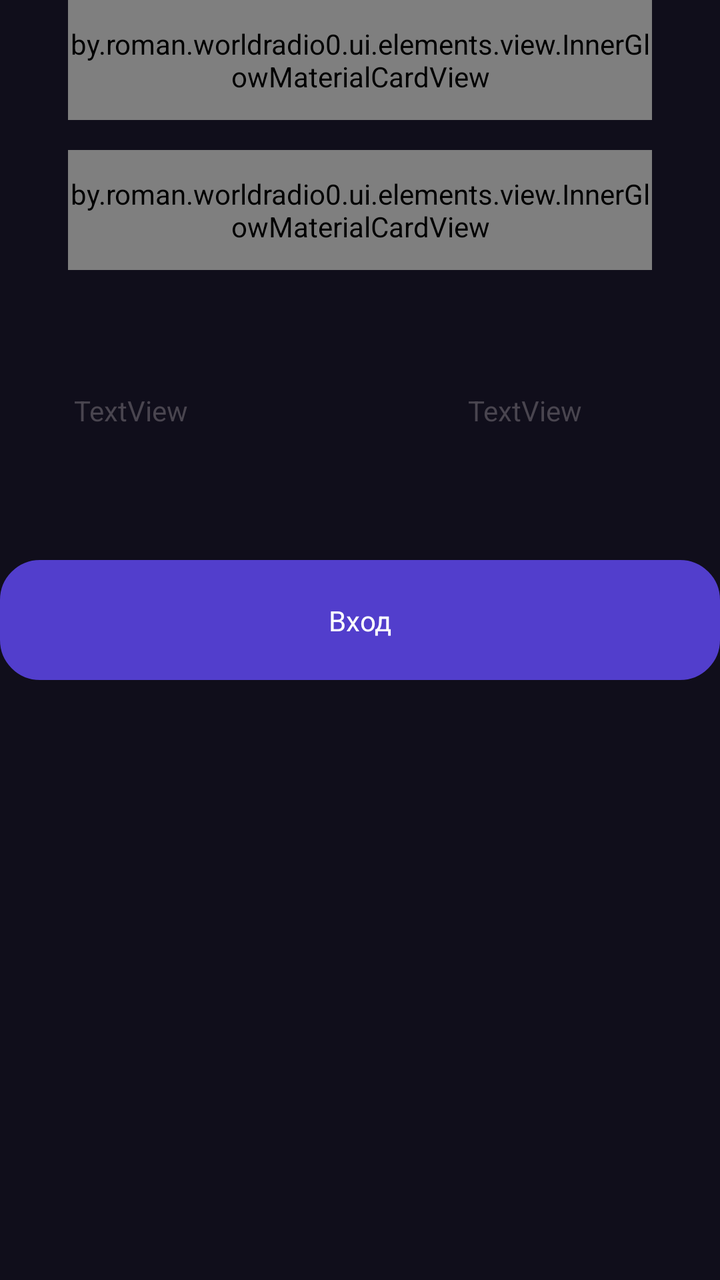
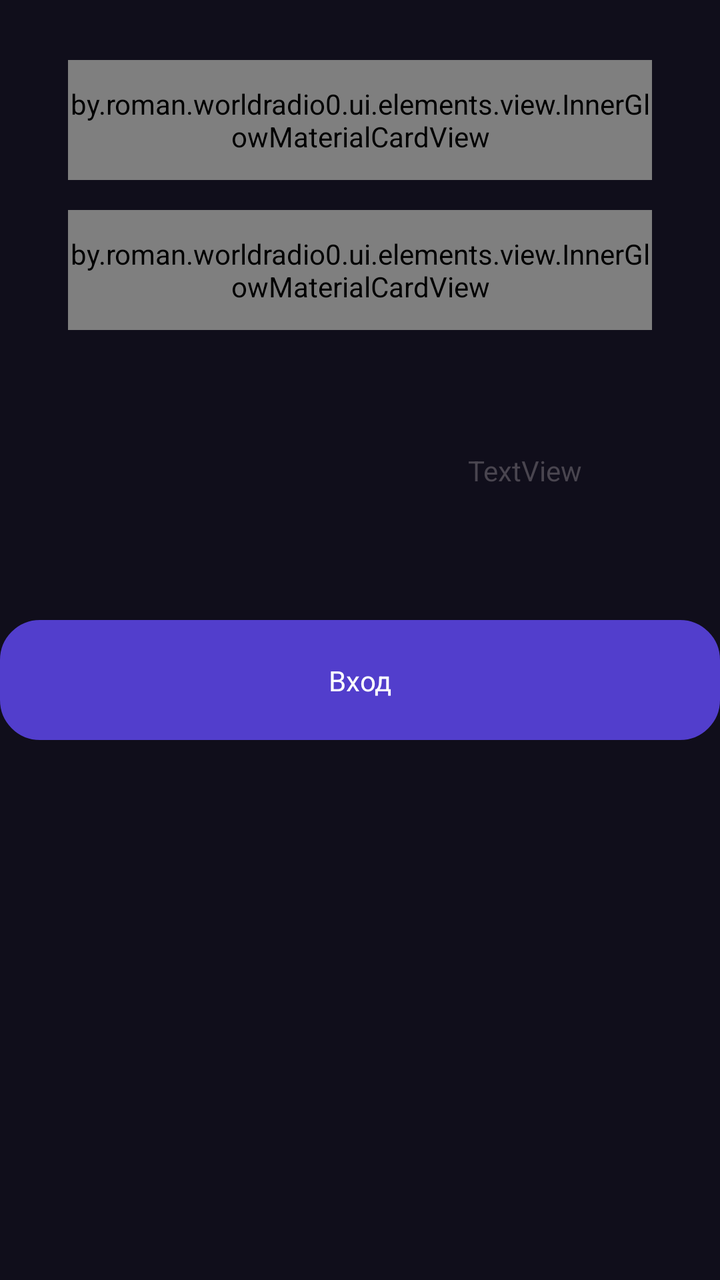

Compare the two renders of this Android layout. The source of the first and the diff that turns it into the second are given below.
<!-- AndroidManifest.xml: application theme Theme.WorldRadio -->
<!-- res/layout/fragment_entrance.xml -->
<?xml version="1.0" encoding="utf-8"?>
<FrameLayout xmlns:android="http://schemas.android.com/apk/res/android"
    xmlns:app="http://schemas.android.com/apk/res-auto"
    xmlns:tools="http://schemas.android.com/tools"
    android:layout_width="match_parent"
    android:layout_height="match_parent"
    tools:context=".ui.fragments.auth.EntranceFragment">

    <androidx.constraintlayout.widget.ConstraintLayout
        android:layout_width="match_parent"
        android:layout_height="match_parent"
        android:background="@color/background">

        <by.roman.worldradio0.ui.elements.view.InnerGlowMaterialCardView
            android:id="@+id/loginCardView_Entrance"
            android:layout_width="0dp"
            app:strokeWidth="0dp"
            android:layout_height="60dp"
            android:layout_marginStart="34dp"
            android:layout_marginEnd="34dp"
            app:cardCornerRadius="15dp"
            app:layout_constraintEnd_toEndOf="parent"
            app:layout_constraintStart_toStartOf="parent"
            app:layout_constraintTop_toTopOf="parent">

            <androidx.constraintlayout.widget.ConstraintLayout
                android:layout_width="match_parent"
                android:layout_height="match_parent"
                android:background="@color/reg_enter_background">

                <ImageView
                    android:id="@+id/imageView2"
                    android:layout_width="wrap_content"
                    android:layout_height="wrap_content"
                    android:src="@drawable/user"
                    app:layout_constraintBottom_toBottomOf="parent"
                    app:layout_constraintEnd_toStartOf="@+id/loginInput_Entrance"
                    app:layout_constraintStart_toStartOf="parent"
                    app:layout_constraintTop_toTopOf="parent" />

                <EditText
                    android:id="@+id/loginInput_Entrance"
                    android:layout_width="0dp"
                    android:layout_height="0dp"
                    android:layout_marginStart="60dp"
                    android:layout_marginEnd="60dp"
                    android:background="@null"
                    android:ems="10"
                    android:hint="Логин"
                    android:inputType="text"
                    app:layout_constraintBottom_toBottomOf="parent"
                    app:layout_constraintEnd_toEndOf="parent"
                    app:layout_constraintStart_toStartOf="parent"
                    app:layout_constraintTop_toTopOf="parent" />

            </androidx.constraintlayout.widget.ConstraintLayout>

        </by.roman.worldradio0.ui.elements.view.InnerGlowMaterialCardView>

        <by.roman.worldradio0.ui.elements.view.InnerGlowMaterialCardView
            app:strokeWidth="0dp"
            android:id="@+id/passwordCardView_Entrance"
            android:layout_width="0dp"
            android:layout_height="60dp"
            android:layout_marginStart="34dp"
            android:layout_marginTop="15dp"
            android:layout_marginEnd="34dp"
            app:cardCornerRadius="15dp"
            app:layout_constraintEnd_toEndOf="parent"
            app:layout_constraintStart_toStartOf="parent"
            app:layout_constraintTop_toBottomOf="@+id/loginCardView_Entrance">

            <androidx.constraintlayout.widget.ConstraintLayout
                android:layout_width="match_parent"
                android:layout_height="match_parent"
                android:background="@color/reg_enter_background">

                <EditText
                    android:id="@+id/passwordInput_Entrance"
                    android:layout_width="0dp"
                    android:layout_height="0dp"
                    android:layout_marginStart="60dp"
                    android:layout_marginEnd="60dp"
                    android:background="@null"
                    android:ems="10"
                    android:hint="Пароль"
                    android:inputType="textPassword"
                    app:layout_constraintBottom_toBottomOf="parent"
                    app:layout_constraintEnd_toEndOf="parent"
                    app:layout_constraintStart_toStartOf="parent"
                    app:layout_constraintTop_toTopOf="parent" />

                <ImageView
                    android:id="@+id/imageView3"
                    android:layout_width="wrap_content"
                    android:layout_height="wrap_content"
                    android:src="@drawable/lock"
                    app:layout_constraintBottom_toBottomOf="parent"
                    app:layout_constraintEnd_toStartOf="@+id/passwordInput_Entrance"
                    app:layout_constraintStart_toStartOf="parent"
                    app:layout_constraintTop_toTopOf="parent" />

                <ImageView
                    android:id="@+id/passStatus_Entrance"
                    android:layout_width="wrap_content"
                    android:layout_height="wrap_content"
                    android:padding="10dp"
                    android:src="@drawable/eye_closed"
                    app:layout_constraintBottom_toBottomOf="parent"
                    app:layout_constraintEnd_toEndOf="parent"
                    app:layout_constraintStart_toEndOf="@+id/passwordInput_Entrance"
                    app:layout_constraintTop_toTopOf="parent" />
            </androidx.constraintlayout.widget.ConstraintLayout>

        </by.roman.worldradio0.ui.elements.view.InnerGlowMaterialCardView>

        <ImageView
            android:id="@+id/enterButton"
            android:layout_width="wrap_content"
            android:layout_height="wrap_content"
            android:layout_marginTop="145dp"

            android:src="@drawable/textfield_background"
            app:layout_constraintEnd_toEndOf="parent"
            app:layout_constraintStart_toStartOf="parent"
            app:layout_constraintTop_toBottomOf="@+id/passwordCardView_Entrance" />

        <TextView
            android:id="@+id/textView"
            android:layout_width="wrap_content"
            android:layout_height="wrap_content"
            android:text="Вход"
            android:textColor="@color/white"
            app:layout_constraintBottom_toBottomOf="@+id/enterButton"
            app:layout_constraintEnd_toEndOf="@+id/enterButton"
            app:layout_constraintStart_toStartOf="@+id/enterButton"
            app:layout_constraintTop_toTopOf="@+id/enterButton" />

        <TextView
            android:id="@+id/errorText_Entrance"
            android:layout_width="wrap_content"
            android:layout_height="wrap_content"
            android:layout_marginStart="37dp"
            android:layout_marginTop="23dp"
            android:layout_marginBottom="28dp"
            android:text="TextView"
            app:layout_constraintBottom_toTopOf="@+id/enterButton"
            app:layout_constraintStart_toStartOf="parent"
            app:layout_constraintTop_toBottomOf="@+id/passwordCardView_Entrance" />

        <TextView
            android:id="@+id/forgotPass_Entrance"
            android:layout_width="wrap_content"
            android:layout_height="wrap_content"
            android:layout_marginTop="23dp"
            android:layout_marginEnd="69dp"
            android:layout_marginBottom="28dp"
            android:text="TextView"
            app:layout_constraintBottom_toTopOf="@+id/enterButton"
            app:layout_constraintEnd_toEndOf="parent"
            app:layout_constraintTop_toBottomOf="@+id/passwordCardView_Entrance" />

    </androidx.constraintlayout.widget.ConstraintLayout>
</FrameLayout>
<!-- resources referenced by this layout -->
<resources>
  <color name="background">#100E1B</color>
  <color name="reg_enter_background">#242638</color>
  <color name="white">#FFFFFF</color>
  <!-- drawable eye_closed: vector/xml drawable (drawable, 2321 chars, omitted) -->
  <!-- drawable lock (drawable) -->
  <vector xmlns:android="http://schemas.android.com/apk/res/android" android:height="30dp" android:viewportHeight="800" android:viewportWidth="800" android:width="30dp">
        
      <path android:fillColor="#00000000" android:pathData="M400,483.33V550M233.33,334.29C249.05,333.33 268.42,333.33 293.33,333.33H506.67C531.58,333.33 550.95,333.33 566.67,334.29M233.33,334.29C213.72,335.49 199.81,338.18 187.93,344.23C169.12,353.82 153.82,369.12 144.23,387.93C133.33,409.33 133.33,437.33 133.33,493.33V540C133.33,596.01 133.33,624.01 144.23,645.4C153.82,664.22 169.12,679.51 187.93,689.1C209.32,700 237.33,700 293.33,700H506.67C562.67,700 590.67,700 612.07,689.1C630.88,679.51 646.18,664.22 655.77,645.4C666.67,624.01 666.67,596.01 666.67,540V493.33C666.67,437.33 666.67,409.33 655.77,387.93C646.18,369.12 630.88,353.82 612.07,344.23C600.19,338.18 586.28,335.49 566.67,334.29M233.33,334.29V266.67C233.33,174.62 307.95,100 400,100C492.05,100 566.67,174.62 566.67,266.67V334.29" android:strokeColor="#523ECC" android:strokeLineCap="round" android:strokeLineJoin="round" android:strokeWidth="66.6667"/>
      
  </vector>
  <!-- drawable textfield_background (drawable) -->
  <vector xmlns:android="http://schemas.android.com/apk/res/android"
      android:width="360dp"
      android:height="60dp"
      android:viewportWidth="360"
      android:viewportHeight="60">
    <path
        android:pathData="M20,0.5L340,0.5A19.5,19.5 0,0 1,359.5 20L359.5,40A19.5,19.5 0,0 1,340 59.5L20,59.5A19.5,19.5 0,0 1,0.5 40L0.5,20A19.5,19.5 0,0 1,20 0.5z"
        android:fillColor="#664EFF"/>
    <path
        android:pathData="M20,0.5L340,0.5A19.5,19.5 0,0 1,359.5 20L359.5,40A19.5,19.5 0,0 1,340 59.5L20,59.5A19.5,19.5 0,0 1,0.5 40L0.5,20A19.5,19.5 0,0 1,20 0.5z"
        android:fillColor="#000000"
        android:fillAlpha="0.2"/>
    <path
        android:strokeWidth="1"
        android:pathData="M20,0.5L340,0.5A19.5,19.5 0,0 1,359.5 20L359.5,40A19.5,19.5 0,0 1,340 59.5L20,59.5A19.5,19.5 0,0 1,0.5 40L0.5,20A19.5,19.5 0,0 1,20 0.5z"
        android:fillColor="#00000000"
        android:strokeColor="#523ECC"/>
  </vector>
  <!-- drawable user (drawable) -->
  <vector xmlns:android="http://schemas.android.com/apk/res/android" android:height="30dp" android:viewportHeight="800" android:viewportWidth="800" android:width="30dp">
        
      <path android:fillColor="#00000000" android:pathData="M533.33,233.33C533.33,306.97 473.64,366.67 400,366.67C326.36,366.67 266.67,306.97 266.67,233.33C266.67,159.7 326.36,100 400,100C473.64,100 533.33,159.7 533.33,233.33Z" android:strokeColor="#523ECC" android:strokeLineCap="round" android:strokeLineJoin="round" android:strokeWidth="66.6667"/>
        
      <path android:fillColor="#00000000" android:pathData="M400,466.67C271.13,466.67 166.67,571.13 166.67,700H633.33C633.33,571.13 528.87,466.67 400,466.67Z" android:strokeColor="#523ECC" android:strokeLineCap="round" android:strokeLineJoin="round" android:strokeWidth="66.6667"/>
      
  </vector>
  <style name="Theme.WorldRadio" parent="Base.Theme.WorldRadio" />
  <style name="Base.Theme.WorldRadio" parent="Theme.Material3.DayNight.NoActionBar">
          
          
      </style>
</resources>

<!-- the commit's change to res/layout/fragment_entrance.xml (unified diff, before → after) -->
@@ -14,14 +14,15 @@
         <by.roman.worldradio0.ui.elements.view.InnerGlowMaterialCardView
             android:id="@+id/loginCardView_Entrance"
             android:layout_width="0dp"
-            app:strokeWidth="0dp"
             android:layout_height="60dp"
             android:layout_marginStart="34dp"
+            android:layout_marginTop="30dp"
             android:layout_marginEnd="34dp"
             app:cardCornerRadius="15dp"
             app:layout_constraintEnd_toEndOf="parent"
             app:layout_constraintStart_toStartOf="parent"
-            app:layout_constraintTop_toTopOf="parent">
+            app:layout_constraintTop_toTopOf="parent"
+            app:strokeWidth="0dp">
 
             <androidx.constraintlayout.widget.ConstraintLayout
                 android:layout_width="match_parent"
@@ -126,7 +127,7 @@
             app:layout_constraintTop_toBottomOf="@+id/passwordCardView_Entrance" />
 
         <TextView
-            android:id="@+id/textView"
+            android:id="@+id/textEnter_Entrance"
             android:layout_width="wrap_content"
             android:layout_height="wrap_content"
             android:text="Вход"
@@ -140,13 +141,13 @@
             android:id="@+id/errorText_Entrance"
             android:layout_width="wrap_content"
             android:layout_height="wrap_content"
-            android:layout_marginStart="37dp"
-            android:layout_marginTop="23dp"
-            android:layout_marginBottom="28dp"
             android:text="TextView"
-            app:layout_constraintBottom_toTopOf="@+id/enterButton"
-            app:layout_constraintStart_toStartOf="parent"
-            app:layout_constraintTop_toBottomOf="@+id/passwordCardView_Entrance" />
+            android:textColor="@color/red"
+            android:textSize="14sp"
+            android:visibility="invisible"
+            app:layout_constraintBottom_toTopOf="@+id/loginCardView_Entrance"
+            app:layout_constraintStart_toStartOf="@+id/loginCardView_Entrance"
+            app:layout_constraintTop_toTopOf="parent" />
 
         <TextView
             android:id="@+id/forgotPass_Entrance"
@@ -160,5 +161,16 @@
             app:layout_constraintEnd_toEndOf="parent"
             app:layout_constraintTop_toBottomOf="@+id/passwordCardView_Entrance" />
 
+        <ProgressBar
+            android:id="@+id/progressBar_Entrance"
+            style="?android:attr/progressBarStyle"
+            android:layout_width="wrap_content"
+            android:layout_height="wrap_content"
+            android:visibility="invisible"
+            app:layout_constraintBottom_toBottomOf="@+id/enterButton"
+            app:layout_constraintEnd_toEndOf="@+id/enterButton"
+            app:layout_constraintStart_toStartOf="@+id/enterButton"
+            app:layout_constraintTop_toTopOf="@+id/enterButton" />
+
     </androidx.constraintlayout.widget.ConstraintLayout>
 </FrameLayout>
<!-- resource entries referenced after the edit -->
@@ -1,6 +1,7 @@
 <!-- resources referenced by this layout -->
 <resources>
   <color name="background">#100E1B</color>
+  <color name="red">#FF2929</color>
   <color name="reg_enter_background">#242638</color>
   <color name="white">#FFFFFF</color>
   <!-- drawable eye_closed: vector/xml drawable (drawable, 2321 chars, omitted) -->
